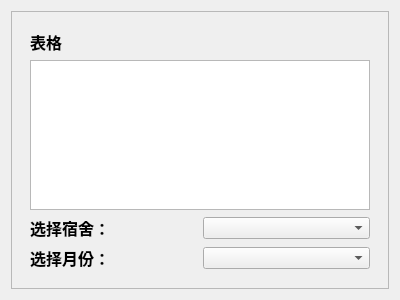
Qt form ui/stateManagement.ui (JGSU-SoftwareEngineering/UtilityManagementSystem) before a commit.
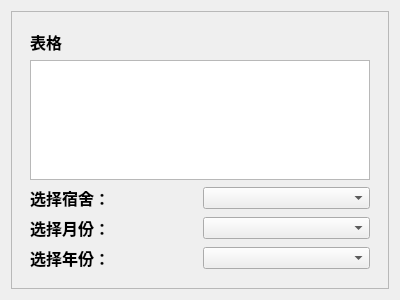
The same form after that commit. Custom widgets are drawn as their Qt base class.

Commit message: 修复月统计无法显示的错误

Patch:
```diff
--- a/ui/stateManagement.ui
+++ b/ui/stateManagement.ui
@@ -26,7 +26,7 @@
       <item>
        <widget class="QStackedWidget" name="stackedWidget">
         <widget class="QWidget" name="pageOfMonth">
-         <layout class="QVBoxLayout" name="verticalLayout_4" stretch="0,10,0,0">
+         <layout class="QVBoxLayout" name="verticalLayout_4" stretch="0,10,0,0,0">
           <item>
            <widget class="QLabel" name="label_3">
             <property name="font">
@@ -86,6 +86,27 @@
             </item>
            </layout>
           </item>
+          <item>
+           <layout class="QHBoxLayout" name="horizontalLayout_5">
+            <item>
+             <widget class="QLabel" name="label_7">
+              <property name="font">
+               <font>
+                <pointsize>12</pointsize>
+                <weight>75</weight>
+                <bold>true</bold>
+               </font>
+              </property>
+              <property name="text">
+               <string>选择年份：</string>
+              </property>
+             </widget>
+            </item>
+            <item>
+             <widget class="QComboBox" name="yearOfMonth"/>
+            </item>
+           </layout>
+          </item>
          </layout>
         </widget>
         <widget class="QWidget" name="pageOfYear">
```
The commit also changes 2 other files.
